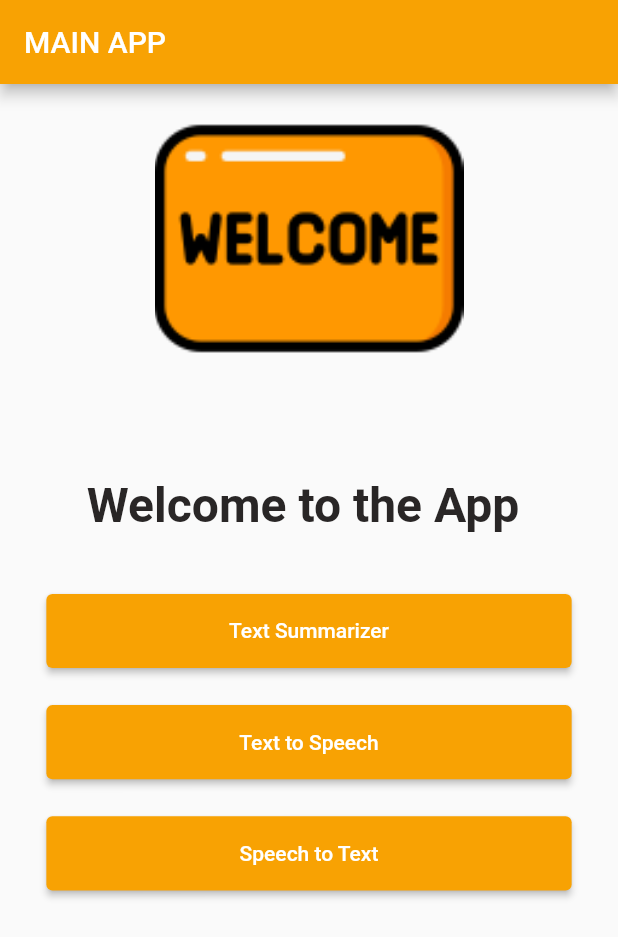
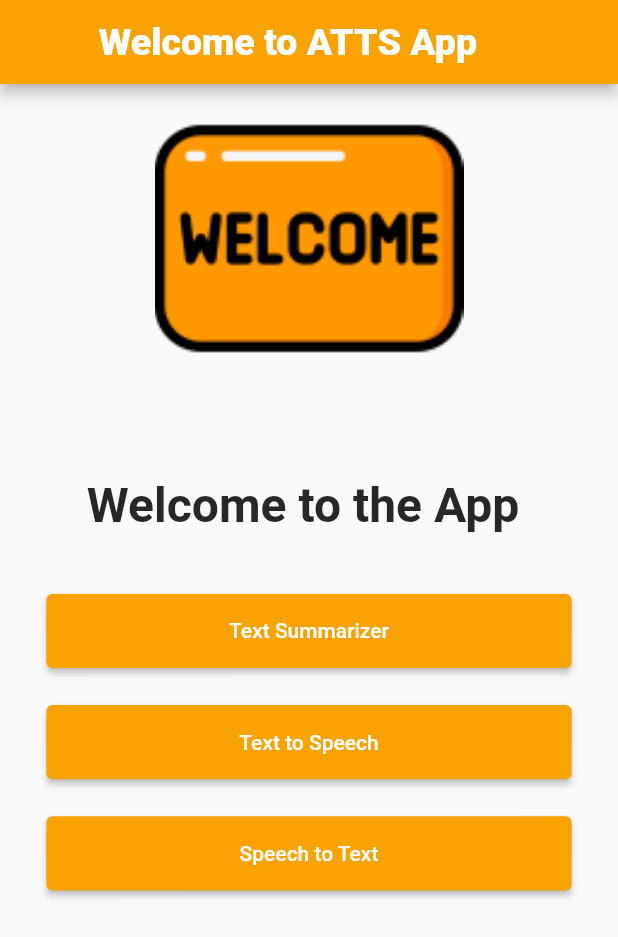
Before and after one commit to sambhavnrana/Advanced-Text-To-Speech, a Flutter app: the screen it shows after launch, on a phone screen of 412 x 824 dp. Shown: the top 937 px of the screen. Run offline on Flutter 3.47's test engine with Material 2 defaults, Android fonts, the phone set to English and light mode, and no system bars; our stand-ins replace avatar_glow, flutter_tts, speech_to_text.

Commit message:
Updated Home Page UI

```diff
--- a/lib/Pages/Auth/homepage.dart
+++ b/lib/Pages/Auth/homepage.dart
@@ -15,12 +15,19 @@ class _HomePage extends State<HomePage> {
     return Scaffold(
         appBar: AppBar(
           backgroundColor: ColorSchemes.orangeC,
-          title: const Text("MAIN APP"),
+          title: const Text(
+            "        Welcome to ATTS App",
+            style: TextStyle(
+                fontSize: 25.0,
+                fontWeight: FontWeight.w900,
+                color: ColorSchemes.whiteC,
+                textBaseline: TextBaseline.alphabetic),
           ),
-        body: SafeArea(
+        ),
+        body: SingleChildScrollView(
+          child: SafeArea(
             child: Column(
               children: [
-
                 Image(
                     width: Responsiveness.screenWidth(context) * 0.5,
                     fit: BoxFit.cover,
@@ -52,7 +59,8 @@ class _HomePage extends State<HomePage> {
                                   ColorSchemes.orangeC),
                               fixedSize: MaterialStateProperty.all<Size>(Size(
                                   Responsiveness.screenWidth(context) * 0.85,
-                                Responsiveness.screenHeight(context) * 0.06))),
+                                  Responsiveness.screenHeight(context) *
+                                      0.06))),
                           onPressed: () {
                             Navigator.pushNamed(context, '/textsummarizer');
                           },
@@ -67,7 +75,8 @@ class _HomePage extends State<HomePage> {
                                   ColorSchemes.orangeC),
                               fixedSize: MaterialStateProperty.all<Size>(Size(
                                   Responsiveness.screenWidth(context) * 0.85,
-                                Responsiveness.screenHeight(context) * 0.06))),
+                                  Responsiveness.screenHeight(context) *
+                                      0.06))),
                           onPressed: () {
                             Navigator.pushNamed(context, '/texttospeech');
                           },
@@ -82,7 +91,8 @@ class _HomePage extends State<HomePage> {
                                   ColorSchemes.orangeC),
                               fixedSize: MaterialStateProperty.all<Size>(Size(
                                   Responsiveness.screenWidth(context) * 0.85,
-                                Responsiveness.screenHeight(context) * 0.06))),
+                                  Responsiveness.screenHeight(context) *
+                                      0.06))),
                           onPressed: () {
                             Navigator.pushNamed(context, '/speechtotext');
                           },
@@ -94,6 +104,7 @@ class _HomePage extends State<HomePage> {
                 )
               ],
             ),
+          ),
         ));
   }
 }
```
Lines whose indentation alone changed are shown as unchanged.
